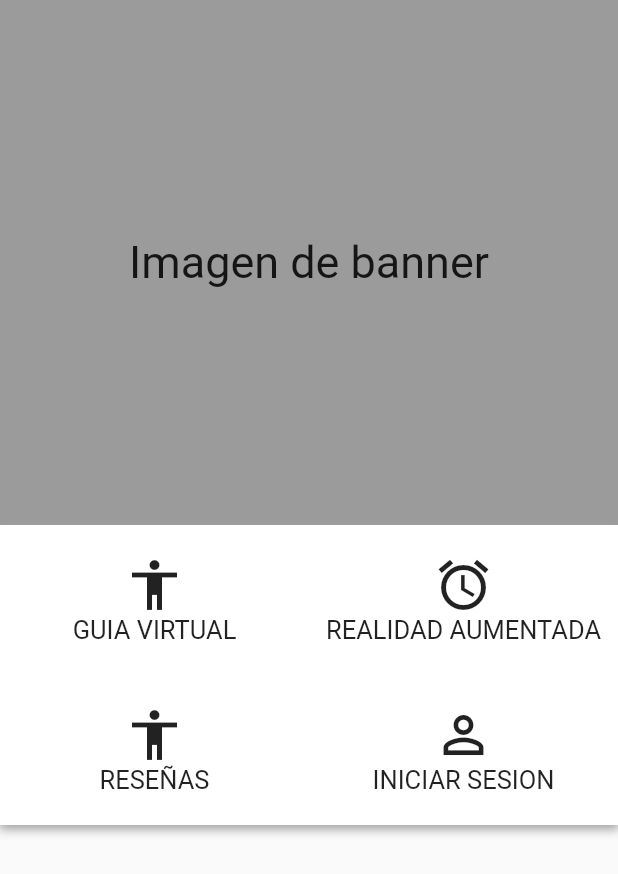
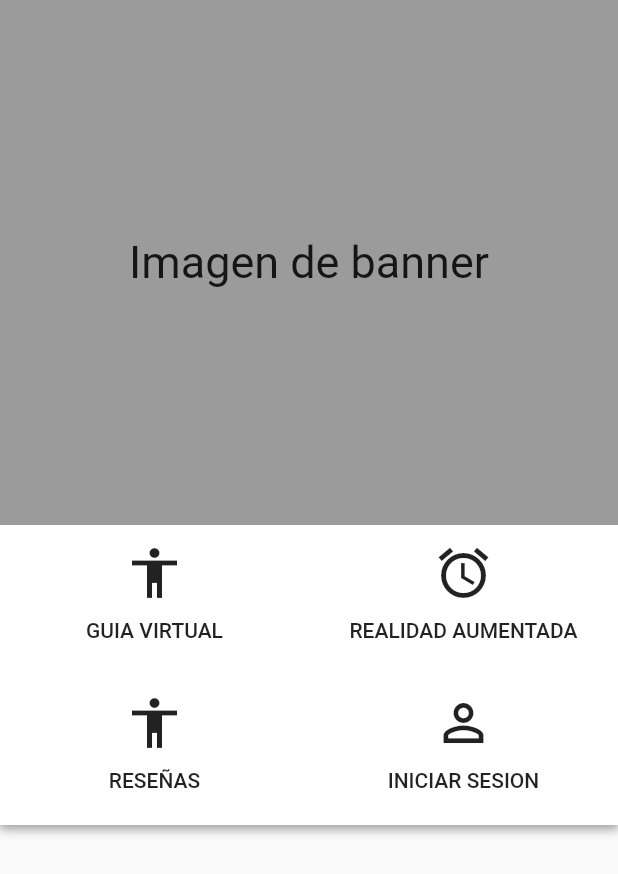
Before and after one commit to jeff-jibaja/appFlutter, a Flutter app: the screen it shows after launch, on a phone screen of 412 x 824 dp. Shown: the top 874 px of the screen. Run offline on Flutter 3.47's test engine with Material 2 defaults, Android fonts, the phone set to English and light mode, and no system bars.

```diff
--- a/lib/main.dart
+++ b/lib/main.dart
@@ -4,6 +4,7 @@ import 'package:app_avi/src/page/home.dart';
 
 void main() => runApp(
  MaterialApp(
- home: HomePage(),
+   debugShowCheckedModeBanner: false,
+   home: HomePage(),
  )
 );
--- a/lib/src/page/home.dart
+++ b/lib/src/page/home.dart
@@ -1,3 +1,4 @@
+
 import 'package:flutter/material.dart';
 
 class HomePage extends StatelessWidget {
@@ -37,12 +38,14 @@ Widget _panelOpciones(tamanoHorizontalOpcion) => Container(
             children: <Widget>[
               Column(
                 children: <Widget>[
-                   opcionMenuHome(tamanoHorizontalOpcion,"GUIA VIRTUAL",Icon(Icons.accessibility,size: 40))
+                   opcionMenuHome(BuildContext,tamanoHorizontalOpcion,"GUIA VIRTUAL",Icon(Icons.accessibility,size: 40))
+
                 ],
+
               ),
               Column(
                 children: <Widget>[
-                   opcionMenuHome(tamanoHorizontalOpcion,"REALIDAD AUMENTADA",Icon(Icons.access_alarm,size: 40))
+                   opcionMenuHome(BuildContext,tamanoHorizontalOpcion,"REALIDAD AUMENTADA",Icon(Icons.access_alarm,size: 40))
                 ],
               ),
             ],
@@ -51,12 +54,12 @@ Widget _panelOpciones(tamanoHorizontalOpcion) => Container(
             children: <Widget>[
               Column(
                 children: <Widget>[
-                   opcionMenuHome(tamanoHorizontalOpcion,"RESEÑAS",Icon(Icons.accessibility,size: 40))
+                   opcionMenuHome(BuildContext,tamanoHorizontalOpcion,"RESEÑAS",Icon(Icons.accessibility,size: 40))
                 ],
               ),
               Column(
                 children: <Widget>[
-                   opcionMenuHome(tamanoHorizontalOpcion,"INICIAR SESION",Icon(Icons.perm_identity,size: 40))
+                   opcionMenuHome(BuildContext,tamanoHorizontalOpcion,"INICIAR SESION",Icon(Icons.perm_identity,size: 40))
                 ],
               ),
             ],
@@ -92,7 +95,7 @@ Widget _panelbanner(context) => Container(
       )
   );
 
-Widget opcionMenuHome(tamanoHorizontalOpcion,String texto,Icon name)=> Container(
+Widget opcionMenuHome(context,tamanoHorizontalOpcion,String texto,Icon name)=> Container(
     height: 100,
     width: tamanoHorizontalOpcion/2,
     child: Column(
@@ -102,15 +105,27 @@ Widget opcionMenuHome(tamanoHorizontalOpcion,String texto,Icon name)=> Container
            mainAxisAlignment: MainAxisAlignment.center,
            children: <Widget>[
               name
-
            ],
           ),
          Row(
             mainAxisAlignment: MainAxisAlignment.center,
             children: <Widget>[
-               Text(texto,
-                    style: TextStyle(fontSize: 17),
-                    )
+
+             //  Text(texto,
+               //     style: TextStyle(fontSize: 17),
+                 //   ),
+               RaisedButton(
+
+                 color: Colors.white,
+                 materialTapTargetSize: MaterialTapTargetSize.shrinkWrap,
+                 elevation: 0.0,
+                 onPressed: (){
+                   print("funciona");
+                 },
+                 child: Text(texto,
+                          style: TextStyle(fontSize: 14),
+                        ),
+               )
 
            ],
           )
```
Also changed, not shown: lib/src/page/login.dart (+23 -12 lines), lib/src/page/perfil.dart (added), lib/src/page/registroUser.dart (added).
